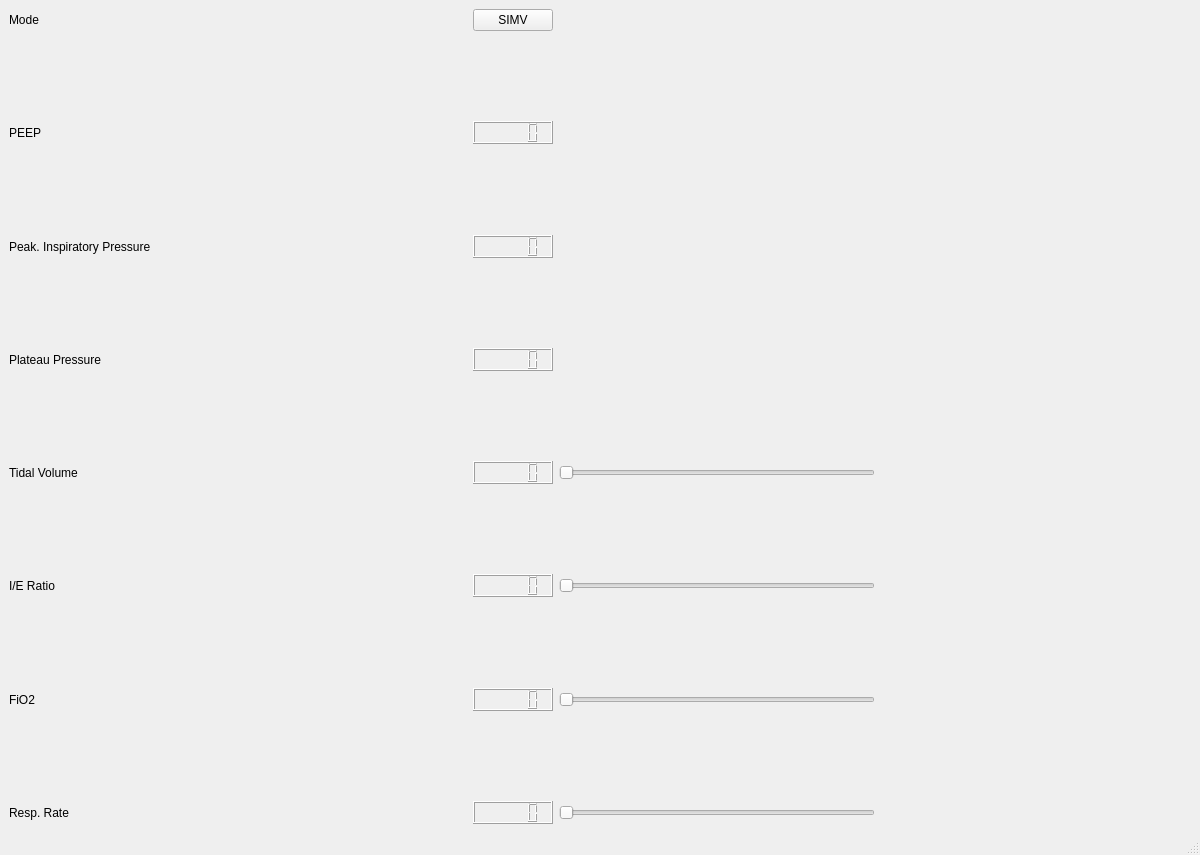
OVVE/software-ui, file mainwindow.ui: the form before one commit.
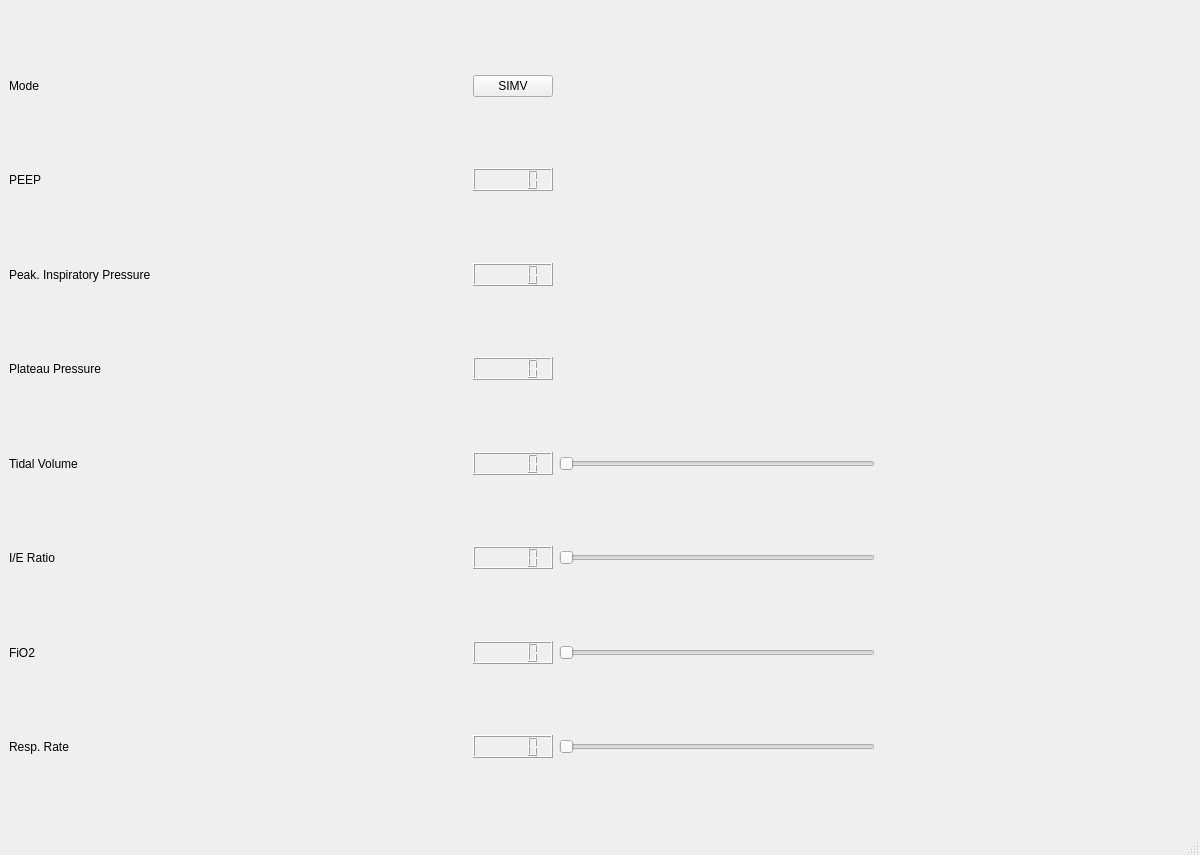
The form after the commit.

Commit message: Avi Gupta 3/28 18:30 PDT Commit - Multiscreen prototype using test_ui, test_settings, testwindow *VERY ROUGH*

```diff
--- a/mainwindow.ui
+++ b/mainwindow.ui
@@ -15,8 +15,193 @@
   </property>
   <widget class="QWidget" name="centralwidget">
    <layout class="QGridLayout" name="gridLayout">
+    <item row="9" column="1">
+     <spacer name="tv_spacer">
+      <property name="orientation">
+       <enum>Qt::Horizontal</enum>
+      </property>
+      <property name="sizeHint" stdset="0">
+       <size>
+        <width>40</width>
+        <height>20</height>
+       </size>
+      </property>
+     </spacer>
+    </item>
+    <item row="11" column="1">
+     <spacer name="ie_spacer">
+      <property name="orientation">
+       <enum>Qt::Horizontal</enum>
+      </property>
+      <property name="sizeHint" stdset="0">
+       <size>
+        <width>40</width>
+        <height>20</height>
+       </size>
+      </property>
+     </spacer>
+    </item>
+    <item row="13" column="3">
+     <widget class="QSlider" name="fio2_slider">
+      <property name="orientation">
+       <enum>Qt::Horizontal</enum>
+      </property>
+     </widget>
+    </item>
+    <item row="1" column="1">
+     <spacer name="mode_spacer">
+      <property name="orientation">
+       <enum>Qt::Horizontal</enum>
+      </property>
+      <property name="sizeHint" stdset="0">
+       <size>
+        <width>40</width>
+        <height>20</height>
+       </size>
+      </property>
+     </spacer>
+    </item>
+    <item row="8" column="2">
+     <spacer name="verticalSpacer_6">
+      <property name="orientation">
+       <enum>Qt::Vertical</enum>
+      </property>
+      <property name="sizeHint" stdset="0">
+       <size>
+        <width>20</width>
+        <height>40</height>
+       </size>
+      </property>
+     </spacer>
+    </item>
+    <item row="15" column="1">
+     <spacer name="resp_rate_spacer">
+      <property name="orientation">
+       <enum>Qt::Horizontal</enum>
+      </property>
+      <property name="sizeHint" stdset="0">
+       <size>
+        <width>40</width>
+        <height>20</height>
+       </size>
+      </property>
+     </spacer>
+    </item>
+    <item row="3" column="1">
+     <spacer name="peep_spacer">
+      <property name="orientation">
+       <enum>Qt::Horizontal</enum>
+      </property>
+      <property name="sizeHint" stdset="0">
+       <size>
+        <width>40</width>
+        <height>20</height>
+       </size>
+      </property>
+     </spacer>
+    </item>
+    <item row="13" column="1">
+     <spacer name="fio2_spacer">
+      <property name="orientation">
+       <enum>Qt::Horizontal</enum>
+      </property>
+      <property name="sizeHint" stdset="0">
+       <size>
+        <width>40</width>
+        <height>20</height>
+       </size>
+      </property>
+     </spacer>
+    </item>
+    <item row="7" column="1">
+     <spacer name="plateau_press_spacer">
+      <property name="orientation">
+       <enum>Qt::Horizontal</enum>
+      </property>
+      <property name="sizeHint" stdset="0">
+       <size>
+        <width>40</width>
+        <height>20</height>
+       </size>
+      </property>
+     </spacer>
+    </item>
+    <item row="7" column="0">
+     <widget class="QLabel" name="plateau_press_label">
+      <property name="text">
+       <string>Plateau Pressure</string>
+      </property>
+     </widget>
+    </item>
+    <item row="9" column="0">
+     <widget class="QLabel" name="tv_label">
+      <property name="text">
+       <string>Tidal Volume</string>
+      </property>
+     </widget>
+    </item>
+    <item row="15" column="4">
+     <spacer name="out_spacer">
+      <property name="orientation">
+       <enum>Qt::Horizontal</enum>
+      </property>
+      <property name="sizeHint" stdset="0">
+       <size>
+        <width>40</width>
+        <height>20</height>
+       </size>
+      </property>
+     </spacer>
+    </item>
+    <item row="11" column="0">
+     <widget class="QLabel" name="ie_label">
+      <property name="text">
+       <string>I/E Ratio</string>
+      </property>
+     </widget>
+    </item>
+    <item row="11" column="3">
+     <widget class="QSlider" name="ie_slider">
+      <property name="orientation">
+       <enum>Qt::Horizontal</enum>
+      </property>
+     </widget>
+    </item>
+    <item row="15" column="0">
+     <widget class="QLabel" name="resp_rate_label">
+      <property name="text">
+       <string>Resp. Rate</string>
+      </property>
+     </widget>
+    </item>
+    <item row="15" column="3">
+     <widget class="QSlider" name="resp_rate_slider">
+      <property name="orientation">
+       <enum>Qt::Horizontal</enum>
+      </property>
+     </widget>
+    </item>
+    <item row="6" column="2">
+     <spacer name="verticalSpacer_2">
+      <property name="orientation">
+       <enum>Qt::Vertical</enum>
+      </property>
+      <property name="sizeHint" stdset="0">
+       <size>
+        <width>20</width>
+        <height>40</height>
+       </size>
+      </property>
+     </spacer>
+    </item>
+    <item row="15" column="2">
+     <widget class="QLCDNumber" name="resp_rate_lcd"/>
+    </item>
     <item row="9" column="2">
-     <spacer name="verticalSpacer_7">
+     <widget class="QLCDNumber" name="tv_lcd"/>
+    </item>
+    <item row="0" column="2">
+     <spacer name="verticalSpacer_5">
       <property name="orientation">
        <enum>Qt::Vertical</enum>
       </property>
@@ -28,7 +213,7 @@
       </property>
      </spacer>
     </item>
-    <item row="11" column="2">
+    <item row="12" column="2">
      <spacer name="verticalSpacer_8">
       <property name="orientation">
        <enum>Qt::Vertical</enum>
@@ -41,10 +226,23 @@
       </property>
      </spacer>
     </item>
-    <item row="10" column="2">
+    <item row="11" column="2">
      <widget class="QLCDNumber" name="ie_lcd"/>
     </item>
-    <item row="3" column="2">
+    <item row="10" column="2">
+     <spacer name="verticalSpacer_7">
+      <property name="orientation">
+       <enum>Qt::Vertical</enum>
+      </property>
+      <property name="sizeHint" stdset="0">
+       <size>
+        <width>20</width>
+        <height>40</height>
+       </size>
+      </property>
+     </spacer>
+    </item>
+    <item row="4" column="2">
      <spacer name="verticalSpacer">
       <property name="orientation">
        <enum>Qt::Vertical</enum>
@@ -57,33 +255,49 @@
       </property>
      </spacer>
     </item>
-    <item row="12" column="0">
+    <item row="5" column="1">
+     <spacer name="peak_press_spacer">
+      <property name="orientation">
+       <enum>Qt::Horizontal</enum>
+      </property>
+      <property name="sizeHint" stdset="0">
+       <size>
+        <width>40</width>
+        <height>20</height>
+       </size>
+      </property>
+     </spacer>
+    </item>
+    <item row="7" column="2">
+     <widget class="QLCDNumber" name="plateau_press_lcd"/>
+    </item>
+    <item row="13" column="0">
      <widget class="QLabel" name="fio2_label">
       <property name="text">
        <string>FiO2</string>
       </property>
      </widget>
     </item>
-    <item row="1" column="2">
-     <spacer name="verticalSpacer_4">
-      <property name="orientation">
-       <enum>Qt::Vertical</enum>
-      </property>
-      <property name="sizeHint" stdset="0">
-       <size>
-        <width>20</width>
-        <height>40</height>
-       </size>
-      </property>
-     </spacer>
-    </item>
     <item row="2" column="2">
+     <spacer name="verticalSpacer_4">
+      <property name="orientation">
+       <enum>Qt::Vertical</enum>
+      </property>
+      <property name="sizeHint" stdset="0">
+       <size>
+        <width>20</width>
+        <height>40</height>
+       </size>
+      </property>
+     </spacer>
+    </item>
+    <item row="3" column="2">
      <widget class="QLCDNumber" name="peep_lcd"/>
     </item>
-    <item row="12" column="2">
+    <item row="13" column="2">
      <widget class="QLCDNumber" name="fio2_lcd"/>
     </item>
-    <item row="0" column="2">
+    <item row="1" column="2">
      <widget class="QPushButton" name="mode_button">
       <property name="text">
        <string>SIMV</string>
@@ -93,247 +307,59 @@
       </property>
      </widget>
     </item>
-    <item row="0" column="0">
+    <item row="1" column="0">
      <widget class="QLabel" name="mode_label">
       <property name="text">
        <string>Mode</string>
       </property>
      </widget>
     </item>
-    <item row="4" column="0">
+    <item row="5" column="2">
+     <widget class="QLCDNumber" name="peak_press_lcd"/>
+    </item>
+    <item row="5" column="0">
      <widget class="QLabel" name="peak_press_label">
       <property name="text">
        <string>Peak. Inspiratory Pressure</string>
       </property>
      </widget>
     </item>
-    <item row="4" column="2">
-     <widget class="QLCDNumber" name="peak_press_lcd"/>
-    </item>
-    <item row="2" column="0">
+    <item row="3" column="0">
      <widget class="QLabel" name="peep_label">
       <property name="text">
        <string>PEEP</string>
       </property>
      </widget>
     </item>
-    <item row="8" column="3">
+    <item row="9" column="3">
      <widget class="QSlider" name="tv_slider">
       <property name="orientation">
        <enum>Qt::Horizontal</enum>
       </property>
      </widget>
     </item>
-    <item row="13" column="2">
-     <spacer name="verticalSpacer_3">
-      <property name="orientation">
-       <enum>Qt::Vertical</enum>
-      </property>
-      <property name="sizeHint" stdset="0">
-       <size>
-        <width>20</width>
-        <height>40</height>
-       </size>
-      </property>
-     </spacer>
-    </item>
-    <item row="6" column="2">
-     <widget class="QLCDNumber" name="plateau_press_lcd"/>
-    </item>
-    <item row="4" column="1">
-     <spacer name="peak_press_spacer">
-      <property name="orientation">
-       <enum>Qt::Horizontal</enum>
-      </property>
-      <property name="sizeHint" stdset="0">
-       <size>
-        <width>40</width>
-        <height>20</height>
-       </size>
-      </property>
-     </spacer>
-    </item>
-    <item row="2" column="1">
-     <spacer name="peep_spacer">
-      <property name="orientation">
-       <enum>Qt::Horizontal</enum>
-      </property>
-      <property name="sizeHint" stdset="0">
-       <size>
-        <width>40</width>
-        <height>20</height>
-       </size>
-      </property>
-     </spacer>
-    </item>
-    <item row="0" column="1">
-     <spacer name="mode_spacer">
-      <property name="orientation">
-       <enum>Qt::Horizontal</enum>
-      </property>
-      <property name="sizeHint" stdset="0">
-       <size>
-        <width>40</width>
-        <height>20</height>
-       </size>
-      </property>
-     </spacer>
-    </item>
-    <item row="8" column="1">
-     <spacer name="tv_spacer">
-      <property name="orientation">
-       <enum>Qt::Horizontal</enum>
-      </property>
-      <property name="sizeHint" stdset="0">
-       <size>
-        <width>40</width>
-        <height>20</height>
-       </size>
-      </property>
-     </spacer>
-    </item>
-    <item row="10" column="1">
-     <spacer name="ie_spacer">
-      <property name="orientation">
-       <enum>Qt::Horizontal</enum>
-      </property>
-      <property name="sizeHint" stdset="0">
-       <size>
-        <width>40</width>
-        <height>20</height>
-       </size>
-      </property>
-     </spacer>
-    </item>
-    <item row="12" column="1">
-     <spacer name="fio2_spacer">
-      <property name="orientation">
-       <enum>Qt::Horizontal</enum>
-      </property>
-      <property name="sizeHint" stdset="0">
-       <size>
-        <width>40</width>
-        <height>20</height>
-       </size>
-      </property>
-     </spacer>
-    </item>
-    <item row="14" column="1">
-     <spacer name="resp_rate_spacer">
-      <property name="orientation">
-       <enum>Qt::Horizontal</enum>
-      </property>
-      <property name="sizeHint" stdset="0">
-       <size>
-        <width>40</width>
-        <height>20</height>
-       </size>
-      </property>
-     </spacer>
-    </item>
-    <item row="7" column="2">
-     <spacer name="verticalSpacer_6">
-      <property name="orientation">
-       <enum>Qt::Vertical</enum>
-      </property>
-      <property name="sizeHint" stdset="0">
-       <size>
-        <width>20</width>
-        <height>40</height>
-       </size>
-      </property>
-     </spacer>
-    </item>
-    <item row="12" column="3">
-     <widget class="QSlider" name="fio2_slider">
-      <property name="orientation">
-       <enum>Qt::Horizontal</enum>
-      </property>
-     </widget>
-    </item>
-    <item row="10" column="0">
-     <widget class="QLabel" name="ie_label">
-      <property name="text">
-       <string>I/E Ratio</string>
-      </property>
-     </widget>
-    </item>
-    <item row="10" column="3">
-     <widget class="QSlider" name="ie_slider">
-      <property name="orientation">
-       <enum>Qt::Horizontal</enum>
-      </property>
-     </widget>
-    </item>
-    <item row="14" column="0">
-     <widget class="QLabel" name="resp_rate_label">
-      <property name="text">
-       <string>Resp. Rate</string>
-      </property>
-     </widget>
-    </item>
-    <item row="14" column="3">
-     <widget class="QSlider" name="resp_rate_slider">
-      <property name="orientation">
-       <enum>Qt::Horizontal</enum>
-      </property>
-     </widget>
-    </item>
-    <item row="5" column="2">
-     <spacer name="verticalSpacer_2">
-      <property name="orientation">
-       <enum>Qt::Vertical</enum>
-      </property>
-      <property name="sizeHint" stdset="0">
-       <size>
-        <width>20</width>
-        <height>40</height>
-       </size>
-      </property>
-     </spacer>
-    </item>
     <item row="14" column="2">
-     <widget class="QLCDNumber" name="resp_rate_lcd"/>
-    </item>
-    <item row="8" column="2">
-     <widget class="QLCDNumber" name="tv_lcd"/>
-    </item>
-    <item row="6" column="0">
-     <widget class="QLabel" name="plateau_press_label">
-      <property name="text">
-       <string>Plateau Pressure</string>
-      </property>
-     </widget>
-    </item>
-    <item row="8" column="0">
-     <widget class="QLabel" name="tv_label">
-      <property name="text">
-       <string>Tidal Volume</string>
-      </property>
-     </widget>
-    </item>
-    <item row="14" column="4">
-     <spacer name="out_spacer">
+     <spacer name="verticalSpacer_3">
       <property name="orientation">
-       <enum>Qt::Horizontal</enum>
+       <enum>Qt::Vertical</enum>
       </property>
       <property name="sizeHint" stdset="0">
        <size>
-        <width>40</width>
-        <height>20</height>
+        <width>20</width>
+        <height>40</height>
        </size>
       </property>
      </spacer>
     </item>
-    <item row="6" column="1">
-     <spacer name="plateau_press_spacer">
+    <item row="16" column="2">
+     <spacer name="verticalSpacer_9">
       <property name="orientation">
-       <enum>Qt::Horizontal</enum>
+       <enum>Qt::Vertical</enum>
       </property>
       <property name="sizeHint" stdset="0">
        <size>
-        <width>40</width>
-        <height>20</height>
+        <width>20</width>
+        <height>40</height>
        </size>
       </property>
      </spacer>
```
The commit also changes 2 other files.
